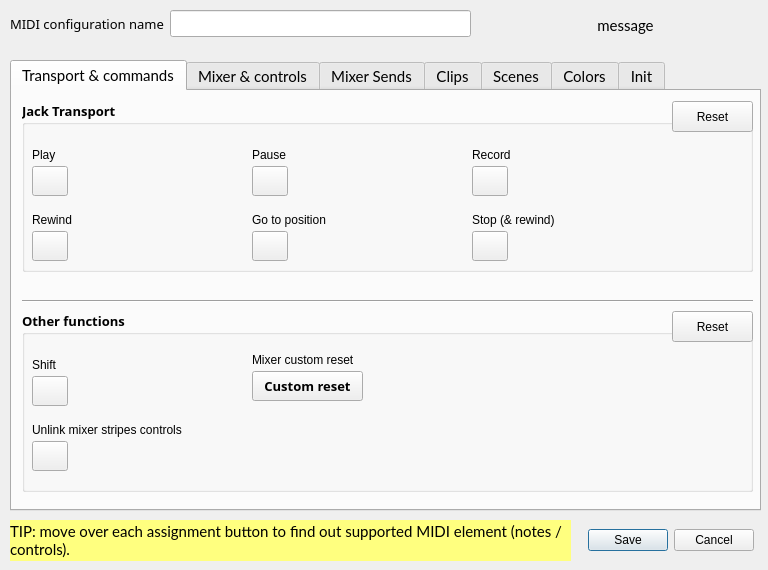
Qt form superboucle/learn_ui.ui (zigmhount/SpinTool_zig) before a commit.
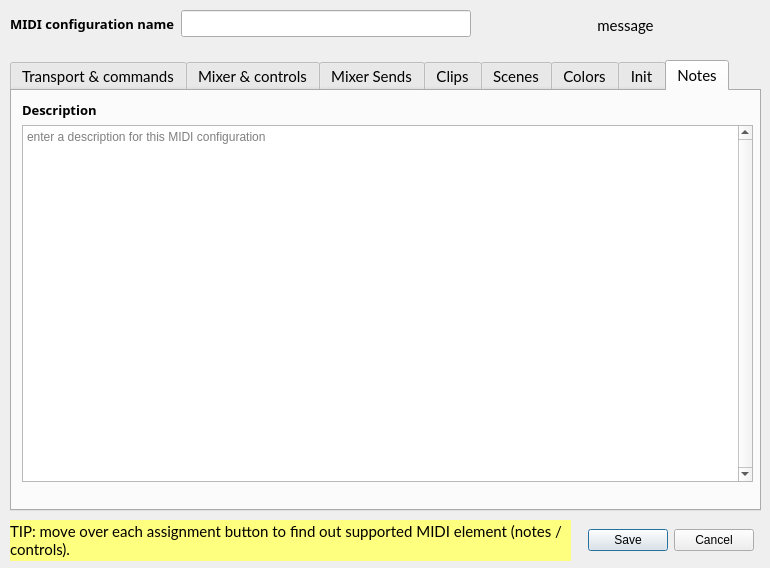
The same form after that commit. The open tabs and pages were chosen to show the change. Icons and pictures are not drawn.

Commit message:
version 20.08.11: some fixes and MIDI config desc!
this is an intermediate release. Just fixing something in help.py text, clip volume not showing anymore in gui, and implementing the MIDI configuration description (for annotations on your configuration!) in Learning.

```diff
--- a/superboucle/learn_ui.ui
+++ b/superboucle/learn_ui.ui
@@ -6,8 +6,8 @@
    <rect>
     <x>0</x>
     <y>0</y>
-    <width>768</width>
-    <height>570</height>
+    <width>770</width>
+    <height>568</height>
    </rect>
   </property>
   <property name="sizePolicy">
@@ -51,9 +51,9 @@
        <font>
         <family>Noto Sans</family>
         <pointsize>10</pointsize>
-        <weight>50</weight>
+        <weight>75</weight>
         <italic>false</italic>
-        <bold>false</bold>
+        <bold>true</bold>
        </font>
       </property>
       <property name="styleSheet">
@@ -2229,6 +2229,67 @@
      </widget>
     </widget>
    </widget>
+   <widget class="QWidget" name="tabNotes">
+    <attribute name="title">
+     <string>Notes</string>
+    </attribute>
+    <widget class="QWidget" name="formLayoutWidget_3">
+     <property name="geometry">
+      <rect>
+       <x>10</x>
+       <y>10</y>
+       <width>731</width>
+       <height>381</height>
+      </rect>
+     </property>
+     <layout class="QFormLayout" name="formLayoutNotes">
+      <item row="0" column="0">
+       <widget class="QLabel" name="labelMidiConfigDescription">
+        <property name="font">
+         <font>
+          <family>Noto Sans</family>
+          <pointsize>10</pointsize>
+          <weight>75</weight>
+          <italic>false</italic>
+          <bold>true</bold>
+         </font>
+        </property>
+        <property name="styleSheet">
+         <string notr="true">font: bold 10pt  &quot;Noto Sans&quot;;</string>
+        </property>
+        <property name="text">
+         <string>Description</string>
+        </property>
+       </widget>
+      </item>
+      <item row="1" column="0" colspan="2">
+       <widget class="QPlainTextEdit" name="plainTextEditDescription">
+        <property name="toolTip">
+         <string>Enter a description for the MIDI configuration</string>
+        </property>
+        <property name="styleSheet">
+         <string notr="true">font: 10pt &quot;Noto Sans&quot;;</string>
+        </property>
+        <property name="frameShape">
+         <enum>QFrame::StyledPanel</enum>
+        </property>
+        <property name="lineWidth">
+         <number>2</number>
+        </property>
+        <property name="verticalScrollBarPolicy">
+         <enum>Qt::ScrollBarAlwaysOn</enum>
+        </property>
+        <property name="sizeAdjustPolicy">
+         <enum>QAbstractScrollArea::AdjustIgnored</enum>
+        </property>
+        <property name="placeholderText">
+         <string>enter a description for this MIDI configuration</string>
+        </property>
+       </widget>
+      </item>
+     </layout>
+    </widget>
+   </widget>
   </widget>
   <widget class="QDialogButtonBox" name="buttonBox">
    <property name="geometry">
```
Left out of the diff: 2 changed lines with no effect on the pictures. The commit also changes 7 other files.
